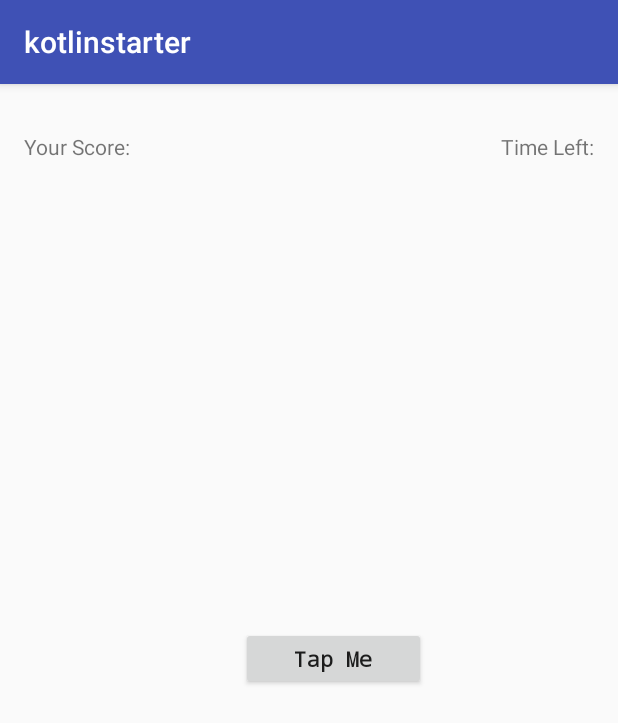
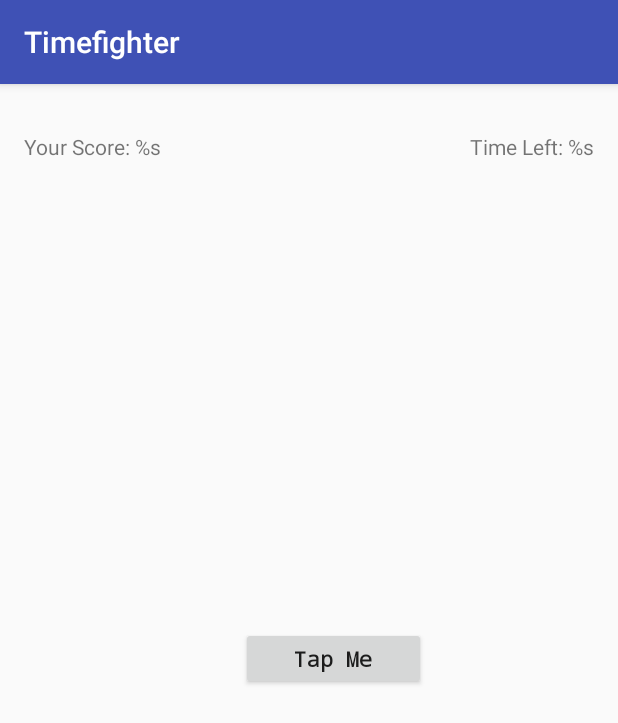
Before and after one commit to CzyDevp/kotlinstarter, an Android app: the screen it shows after launch (GameActivity), on a phone screen of 412 x 824 dp. Shown: the top 723 px of the screen. Run offline under Robolectric (Android 15) with nearby library versions, the phone set to English and light mode, and no system bars.

```diff
--- a/app/src/main/java/com/example/navjot/kotlinstarter/GameActivity.kt
+++ b/app/src/main/java/com/example/navjot/kotlinstarter/GameActivity.kt
@@ -2,12 +2,24 @@ package com.example.navjot.kotlinstarter
 
 import android.os.Bundle
 import android.support.v7.app.AppCompatActivity
+import android.widget.Button
+import android.widget.TextView
+
 
 class GameActivity : AppCompatActivity() {
+    private lateinit var gameScore : TextView
+    private lateinit var gameTime: TextView
+    private lateinit var hitMe: Button
+    internal var score = 0
     override fun onCreate(savedInstanceState: Bundle?) {
         super.onCreate(savedInstanceState)
         setContentView(R.layout.activity_game)
+        gameScore = findViewById(R.id.game_score)
+        gameTime = findViewById(R.id.time)
+        hitMe = findViewById(R.id.hit_me)
+        hitMe.setOnClickListener{_->incrementScore()}
     }
+
     private fun resetGame(){
 
     }
@@ -21,7 +33,9 @@ class GameActivity : AppCompatActivity() {
     }
 
     private fun incrementScore(){
-
+      score++
+        var newScore = "Your score: " + Integer.toString(score)
+        gameScore.text = newScore
     }
 
 }
--- a/app/src/main/res/layout/activity_game.xml
+++ b/app/src/main/res/layout/activity_game.xml
@@ -29,7 +29,7 @@
         app:layout_constraintTop_toTopOf="parent" />
 
     <Button
-        android:id="@+id/button"
+        android:id="@+id/hit_me"
         android:layout_width="123dp"
         android:layout_height="42dp"
         android:layout_marginBottom="8dp"
--- a/app/src/main/res/values/strings.xml
+++ b/app/src/main/res/values/strings.xml
@@ -1,6 +1,7 @@
 <resources>
-    <string name="app_name">kotlinstarter</string>
-    <string name="score">Your Score: </string>
+    <string name="app_name">Timefighter</string>
+    <string name="score">Your Score: %s</string>
     <string name="hit_me">Tap Me</string>
-    <string name="time">Time Left:</string>
+    <string name="time">Time Left: %s</string>
+    <string name="game_over_message">Times up! Your score was: %s</string>
 </resources>
```
